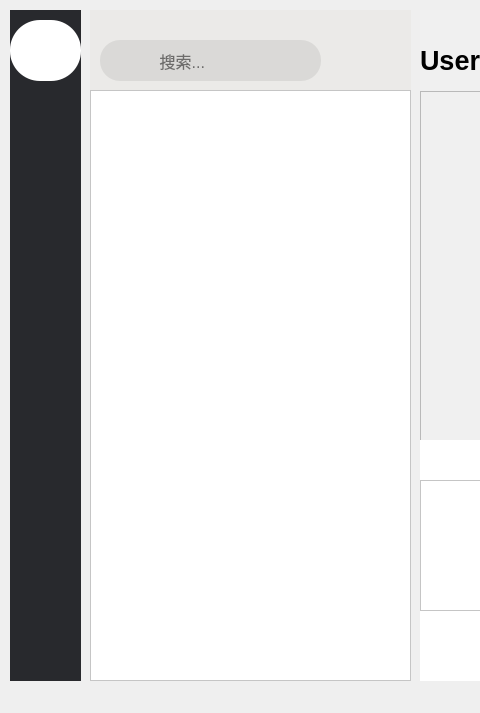
heluxi/Chat, file chat_Client/mainwindow.ui: the form before one commit; both pictures show x 0 to 480 and y 0 to 713 of the 1260 by 713 pixel window.
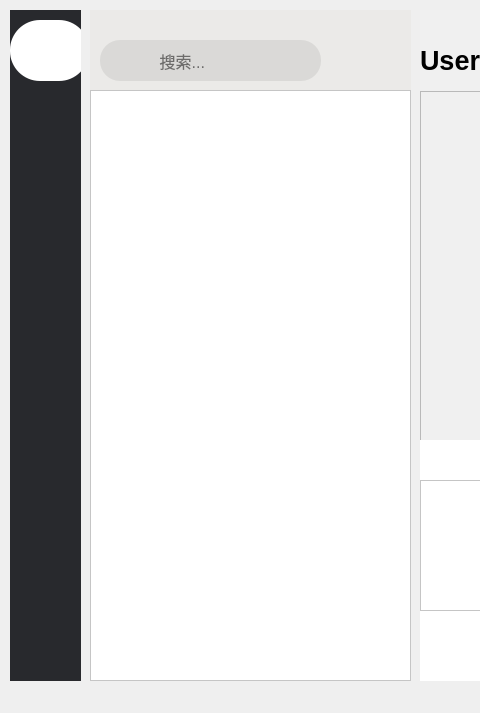
The form after the commit. Icons and pictures are not drawn.

Patch:
```diff
--- a/chat_Client/mainwindow.ui
+++ b/chat_Client/mainwindow.ui
@@ -399,8 +399,8 @@
       <rect>
        <x>0</x>
        <y>10</y>
-       <width>71</width>
-       <height>291</height>
+       <width>79</width>
+       <height>314</height>
       </rect>
      </property>
      <property name="styleSheet">
```
Left out of the diff: 19 changed lines with no effect on the pictures.
